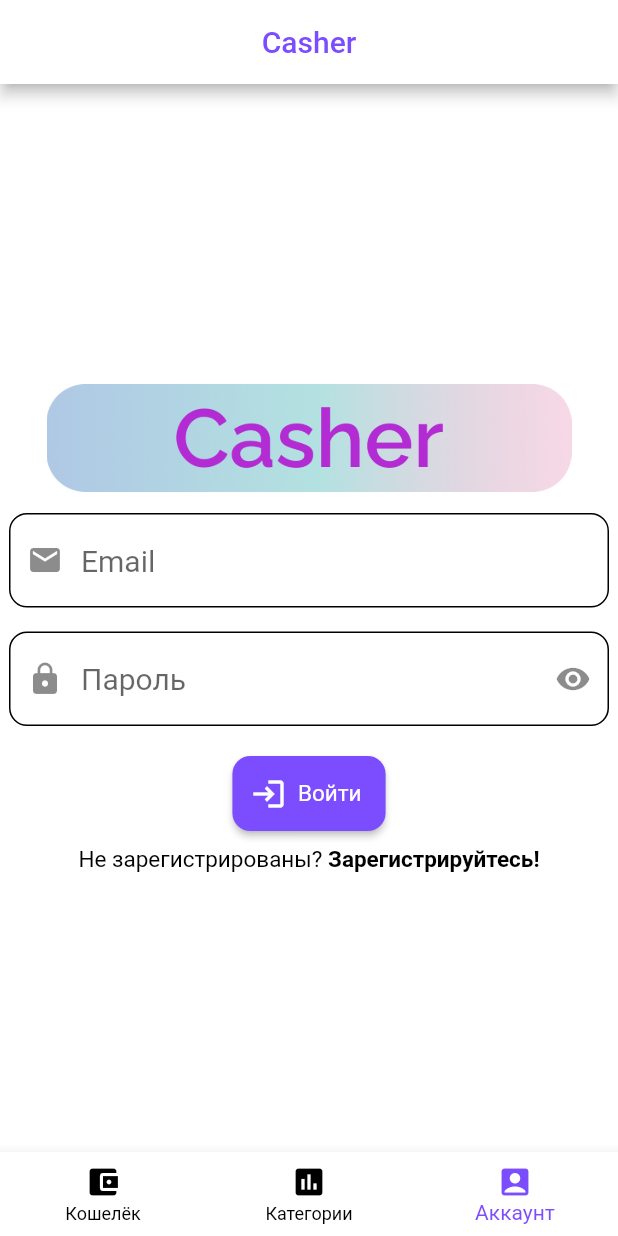
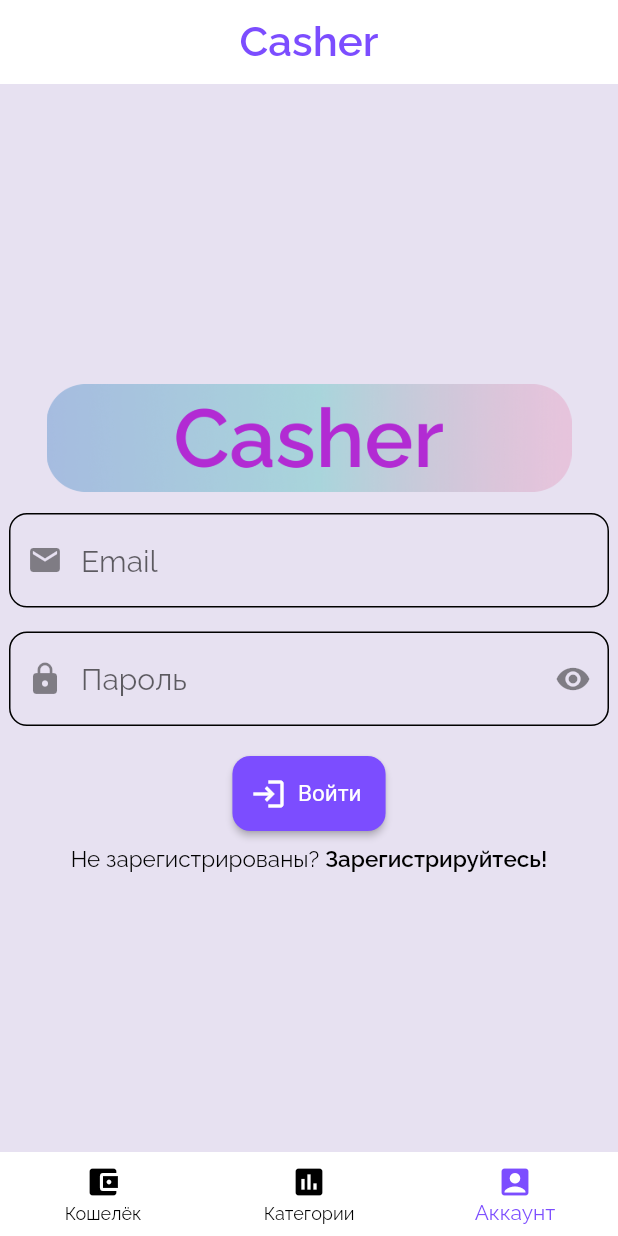
Before and after one commit to matthewvirus/Casher, a Flutter app: the screen it shows after launch, item 3 of the bottom bar chosen, after a tap on "Войти", on a phone screen of 412 x 824 dp. Run offline on Flutter 3.47's test engine with Material 2 defaults, Android fonts, the phone set to English and light mode, and no system bars; our stand-ins replace cloud_firestore, firebase_auth, firebase_core, syncfusion_flutter_charts; accounts and stored records are empty.

Commit message:
works on ui

```diff
--- a/lib/Database/database_service.dart
+++ /dev/null
@@ -1,30 +0,0 @@
-/*
-import 'package:cloud_firestore/cloud_firestore.dart';
-
-class DatabaseService {
-  DocumentReference docRef = FirebaseFirestore.instance.collection('users').doc(firebaseUser?.uid.toString());
-  Future<void> _updateMoney() async {
-    await docRef.update (
-        {
-          "cash": _cash,
-          "card": _card,
-          "other": _other,
-          "food": _food,
-          "clothes": _clothes,
-          "supplies": _supplies
-        }
-    );
-  }
-  Future<void> _getInfo() async {
-    await docRef.get().then((snapshot){
-      setState(() {
-        _cash = snapshot['cash'];
-        _card = snapshot['card'];
-        _other = snapshot['other'];
-        _food = snapshot['food'];
-        _clothes = snapshot['clothes'];
-        _supplies = snapshot['supplies'];
-      });
-    });
-  }
-}*/
--- a/lib/main.dart
+++ b/lib/main.dart
@@ -29,9 +29,11 @@ class Casher extends StatelessWidget {
       child: MaterialApp(
           debugShowCheckedModeBanner: false,
           title: 'Casher',
+          theme: ThemeData(fontFamily: 'Raleway'),
           home: Scaffold(
             appBar: AppBar(
-              title: const Text('Casher'),
+              elevation: 0,
+              title: const Text('Casher', style: TextStyle(fontWeight: FontWeight.bold, fontSize: 28)),
               centerTitle: true,
               backgroundColor: Colors.white,
               foregroundColor: Colors.deepPurpleAccent,
--- a/lib/navigation/bottom_bar.dart
+++ b/lib/navigation/bottom_bar.dart
@@ -32,6 +32,7 @@ class BottomNavBarScreenState extends State<BottomNavBar> {
     return Scaffold(
       body: _widgetOptions.elementAt(_selectedIndex),
       bottomNavigationBar: BottomNavigationBar(
+        elevation: 0,
         items: const <BottomNavigationBarItem>[
           BottomNavigationBarItem(
               icon: Icon(Icons.account_balance_wallet),
--- a/lib/pages/category_page.dart
+++ b/lib/pages/category_page.dart
@@ -6,6 +6,7 @@ class CategoryPage extends StatelessWidget {
   @override
   Widget build(BuildContext context) {
     return const Scaffold(
+      backgroundColor: const Color(0xFFE7E1F1),
       body: Center(
           child: Text('Category Page')
       ),
--- a/lib/pages/signin_page.dart
+++ b/lib/pages/signin_page.dart
@@ -35,6 +35,21 @@ class _RegisterPageState extends State<RegisterPage> {
             )
         )
       );
+    }
+    // ignore: unrelated_type_equality_checks
+    else if (_password.isEmpty || _password.length < 6) {
+      ScaffoldMessenger.of(context).showSnackBar(
+          SnackBar(
+              content: Row(
+                children: const <Widget>[
+                  Padding(padding: EdgeInsets.only(left: 2)),
+                  Icon(Icons.error, color: Colors.redAccent,),
+                  Padding(padding: EdgeInsets.only(right: 5)),
+                  Text('Неверный пароль'),
+                ],
+              )
+          )
+      );
     } else {
       Navigator.push(context, MaterialPageRoute(builder: (context) => const Casher()));
     }
@@ -42,13 +57,15 @@ class _RegisterPageState extends State<RegisterPage> {
 
   @override
   Widget build(BuildContext context) {
-    return Scaffold(
-      backgroundColor: Colors.white,
+    return Form(
+      key: formKey,
+      child: Scaffold(
+        backgroundColor: const Color(0xFFE7E1F1),
         body: Center(
           child: Column(
             mainAxisAlignment: MainAxisAlignment.center,
             children: <Widget>[
-            Image.asset("assets/images/casher_logo.jpg", width: 350, height: 100,),
+              Image.asset("assets/images/casher.png", width: 350, height: 100,),
               SizedBox(
                 child: TextFormField(
                   decoration: const InputDecoration(
@@ -61,7 +78,6 @@ class _RegisterPageState extends State<RegisterPage> {
                     ),
                     prefixIcon: Icon(Icons.email),
                     hintText: 'Email',
-                  //helperText: 'Введите адрес электронной почты',
                   ),
                   keyboardType: TextInputType.emailAddress,
                   style: _sizeText,
@@ -96,7 +112,6 @@ class _RegisterPageState extends State<RegisterPage> {
                     ),
                     prefixIcon: const Icon(Icons.lock),
                     hintText: 'Пароль',
-                  //helperText: 'Введите пароль',
                   ),
                   obscureText: _passwordVisibility,
                   style: _sizeText,
@@ -148,6 +163,7 @@ class _RegisterPageState extends State<RegisterPage> {
             ],
           ),
         ),
+      ),
     );
   }
 }
--- a/lib/pages/signup_page.dart
+++ b/lib/pages/signup_page.dart
@@ -66,8 +66,10 @@ class _SignUpPageState extends State<SignUpPage>{
   @override
   Widget build(BuildContext context) {
     return Scaffold(
+      backgroundColor: const Color(0xFFE7E1F1),
       extendBodyBehindAppBar: true,
       appBar: AppBar(
+        elevation: 0,
         title: const Text('Регистрация'),
         backgroundColor: Colors.white,
         foregroundColor: Colors.deepPurpleAccent,
@@ -76,7 +78,7 @@ class _SignUpPageState extends State<SignUpPage>{
         child: Column(
           mainAxisAlignment: MainAxisAlignment.center,
           children: <Widget>[
-            Image.asset("assets/images/casher_logo.jpg", width: 350, height: 100,),
+            Image.asset("assets/images/casher.png", width: 350, height: 100,),
             SizedBox(
               child: TextFormField(
                 decoration: const InputDecoration(
--- a/lib/pages/wallet_page.dart
+++ b/lib/pages/wallet_page.dart
@@ -1,5 +1,3 @@
-import 'dart:html';
-
 import 'package:casher/pages/signup_page.dart';
 import 'package:cloud_firestore/cloud_firestore.dart';
 import 'package:flutter/material.dart';
@@ -29,6 +27,7 @@ class _WalletPageState extends State<WalletPage> {
   final _controller = TextEditingController();
 
   DocumentReference docRef = FirebaseFirestore.instance.collection('users').doc(firebaseUser?.uid.toString());
+
   Future<void> _updateMoney() async {
     await docRef.update (
       {
@@ -102,6 +101,9 @@ class _WalletPageState extends State<WalletPage> {
     _card += _number;
     _controller.clear();
     _number = 0;
+    setState(() {
+
+    });
     await _updateMoney();
   }
 
@@ -238,44 +240,140 @@ class _WalletPageState extends State<WalletPage> {
   @override
   Widget build(BuildContext context) {
     return Scaffold(
+      backgroundColor: const Color(0xFFE7E1F1),
       body: _isLoading? circularBar(): Column(
         mainAxisAlignment: MainAxisAlignment.start,
         children: <Widget>[
           Row(
-            mainAxisAlignment: MainAxisAlignment.start,
+            mainAxisAlignment: MainAxisAlignment.center,
             children: <Widget>[
-              const Icon(
-                Icons.attach_money,
-              ),
-              SizedBox(
+              Flexible(
                 child: Container(
-                  alignment: Alignment.topLeft,
-                  padding: const EdgeInsets.all(10),
-                  child: Text(
-                    'Наличные: ${_cash.toString()}',
-                    style: const TextStyle(color: Colors.black,fontSize: 20),
-                    textDirection: TextDirection.ltr,
-                    textAlign: TextAlign.left,
+                  margin: const EdgeInsets.symmetric(horizontal: 32, vertical: 24),
+                  decoration: BoxDecoration(
+                    boxShadow: const [
+                      BoxShadow(
+                          blurRadius: 10, color: Color(0xA0028326), offset: Offset(0,4)
+                      )
+                    ],
+                    borderRadius: BorderRadius.circular(15),
+                    gradient: const LinearGradient(
+                      colors: [
+                        Color(0xFFDBD5A4),
+                        Color(0xFF649173),
+                      ],
+                    ),
+                  ),
+                  child: Padding(
+                    padding: const EdgeInsets.all(12),
+                    child: Column(
+                      children: [
+                        Row(
+                          mainAxisAlignment: MainAxisAlignment.start,
+                          children: [
+                            Image.asset("assets/images/banknote/dollar.png"),
+                          ]
+                        ),
+                        const SizedBox(
+                          height: 20,
+                        ),
+                        Row(
+                          mainAxisAlignment: MainAxisAlignment.center,
+                          children: [
+                            Column(
+                              children: [
+                                const Text('Баланс', style: TextStyle(fontSize: 20, fontFamily: 'Raleway')),
+                                Text('${_cash.toString()} BYN', style: const TextStyle(fontSize: 28, fontFamily: 'Raleway', fontWeight: FontWeight.bold))
+                              ],
+                            )
+                          ],
+                        ),
+                        const SizedBox(
+                          height: 20,
+                        ),
+                        Row(
+                          mainAxisAlignment: MainAxisAlignment.end,
+                          children: [
+                            Image.asset("assets/images/banknote/dollar.png"),
+                          ],
+                        ),
+                      ],
+                    ),
                   ),
                 ),
               ),
             ],
           ),
           Row(
-            mainAxisAlignment: MainAxisAlignment.start,
+            mainAxisAlignment: MainAxisAlignment.center,
             children: <Widget>[
-              const Icon(
-                Icons.credit_card,
-              ),
-              SizedBox(
+              Flexible(
                 child: Container(
-                  alignment: Alignment.topLeft,
-                  padding: const EdgeInsets.all(10),
-                  child: Text(
-                    'Карта: ${_card.toString()}',
-                    style: const TextStyle(color: Colors.black,fontSize: 20),
-                    textDirection: TextDirection.ltr,
-                    textAlign: TextAlign.left,
+                  margin: const EdgeInsets.symmetric(horizontal: 32, vertical: 24),
+                  decoration: BoxDecoration(
+                    boxShadow: const [
+                      BoxShadow(
+                          blurRadius: 10, color: Color(0xA0FF0000), offset: Offset(0,4)
+                      )
+                    ],
+                    borderRadius: BorderRadius.circular(15),
+                    gradient: const LinearGradient(
+                      colors: [
+                        Color(0xFFFFAFBD),
+                        Color(0xFFFFC3A0),
+                      ],
+                    ),
+                  ),
+                  child: Padding(
+                    padding: const EdgeInsets.all(12),
+                    child: Column(
+                      mainAxisAlignment: MainAxisAlignment.end,
+                      crossAxisAlignment: CrossAxisAlignment.start,
+                      children: <Widget>[
+                        Row(
+                          mainAxisAlignment: MainAxisAlignment.start,
+                          children: [
+                            Image.asset(
+                              "assets/images/card/chip.png",
+                            ),
+                          ],
+                        ),
+                        Row(
+                          mainAxisAlignment: MainAxisAlignment.center,
+                          children: [
+                            Column(
+                              children: [
+                                const Text(
+                                  'Баланс',
+                                  textAlign: TextAlign.center,
+                                  style: TextStyle(fontSize: 20, color: Colors.black, fontFamily: 'Raleway'),
+                                ),
+                                Text(
+                                  '${_card.toString()} BYN',
+                                  textAlign: TextAlign.center,
+                                  style: const TextStyle(fontFamily: 'Raleway', fontSize: 28, color: Colors.black, fontWeight: FontWeight.bold),
+                                )
+                              ],
+                            ),
+                          ],
+                        ),
+                        Row(
+                          mainAxisAlignment: MainAxisAlignment.end,
+                          children: <Widget>[
+                            Image.asset("assets/images/card/card_operator.png"),
+                          ],
+                        ),
+                        Row(
+                          mainAxisAlignment: MainAxisAlignment.end,
+                          children: const <Widget>[
+                            Text(
+                              'Instant card',
+                              style: TextStyle(fontSize: 20, color: Colors.black, fontFamily: 'Raleway'),
+                            )
+                          ],
+                        )
+                      ],
+                    ),
                   ),
                 ),
               ),
@@ -335,9 +433,6 @@ class _WalletPageState extends State<WalletPage> {
             child: TextFormField(
               textAlign: TextAlign.center,
               controller: _controller,
-              /*decoration: const InputDecoration(
-                border: OutlineInputBorder(),
-              ),*/
               cursorColor: Colors.deepPurpleAccent,
               keyboardType: TextInputType.number,
               onChanged: (value) {
@@ -384,99 +479,6 @@ class _WalletPageState extends State<WalletPage> {
               ),
             ],
           ),
-          /*SfCircularChart(
-            title: ChartTitle(text: 'Расходы'),
-            tooltipBehavior: _toolTipBehavior,
-            legend: Legend(isVisible: true, overflowMode: LegendItemOverflowMode.wrap),
-            series: <CircularSeries>[
-              PieSeries<ExpenseData, String>(
-                dataSource: _chartData,
-                xValueMapper: (ExpenseData data,_) => data.name,
-                yValueMapper: (ExpenseData data,_) => data.expense,
-              ),
-            ],
-          ),*/
-          Container(
-            margin: const EdgeInsets.symmetric(horizontal: 32, vertical: 24),
-            decoration: BoxDecoration(
-              boxShadow: const [
-                BoxShadow(
-                    blurRadius: 5, color: Colors.red, offset: Offset(0,5)
-                )
-              ],
-              borderRadius: BorderRadius.circular(15),
-              gradient: const LinearGradient(
-                colors: [
-                  Color(0xFFFFAFBD),
-                  Color(0xFFFFC3A0),
-                ],
-              ),
-            ),
-            child: Padding(
-              padding: const EdgeInsets.all(12),
-              child: Column(
-                mainAxisAlignment: MainAxisAlignment.center,
-                crossAxisAlignment: CrossAxisAlignment.start,
-                children: <Widget>[
-                  const SizedBox(height: 32),
-                  Row(
-                    children: const [
-                      SizedBox(
-                        height: 32,
-                        width: 178,
-                      ),
-                      Text(
-                        'Баланс',
-                        style: TextStyle(fontSize: 20, color: Colors.black),
-                      )
-                    ],
-                  ),
-                  Row(
-                    children: [
-                      Image.asset(
-                          "assets/images/card/chip.png"
-                      ),
-                      const SizedBox(
-                        width: 116,
-                      ),
-                      Text(
-                        '${_card.toString()} BYN',
-                        style: const TextStyle(fontSize: 24, color: Colors.black, fontWeight: FontWeight.bold),
-                      )
-                    ],
-                  ),
-                  const SizedBox(
-                    height: 8,
-                  ),
-                  const SizedBox(
-                    height: 8,
-                  ),
-                  Row(
-                    children: <Widget>[
-                      const SizedBox(
-                        width: 316,
-                      ),
-                      Image.asset("assets/images/card/card_operator.png"),
-                    ],
-                  ),
-                  const SizedBox(
-                    height: 12,
-                  ),
-                  Row(
-                    children: const <Widget>[
-                      SizedBox(
-                        width: 306,
-                      ),
-                      Text(
-                        'Wallet card',
-                        style: TextStyle(fontSize: 20, color: Colors.black),
-                      )
-                    ],
-                  )
-                ],
-              ),
-            ),
-          )
         ],
       ),
     );
--- a/lib/views/profile_view.dart
+++ b/lib/views/profile_view.dart
@@ -60,7 +60,8 @@ class _ProfileViewState extends State<ProfileView> {
   @override
   Widget build(BuildContext context) {
     return Scaffold(
-      body: buildItems()
+        backgroundColor: const Color(0xFFE7E1F1),
+        body: buildItems()
     );
   }
 
```
Also changed, not shown: lib/sf_temp.txt (added, +12 -0 lines), pubspec.yaml (+9 -1 lines), assets/fonts/Raleway-Regular.ttf (added), assets/fonts/Raleway-SemiBold.ttf (added), assets/images/banknote/dollar.png (added), assets/images/casher.png (added), assets/images/casher_logo.jpg (deleted), pubspec.lock. Lines whose indentation alone changed are shown as unchanged.
